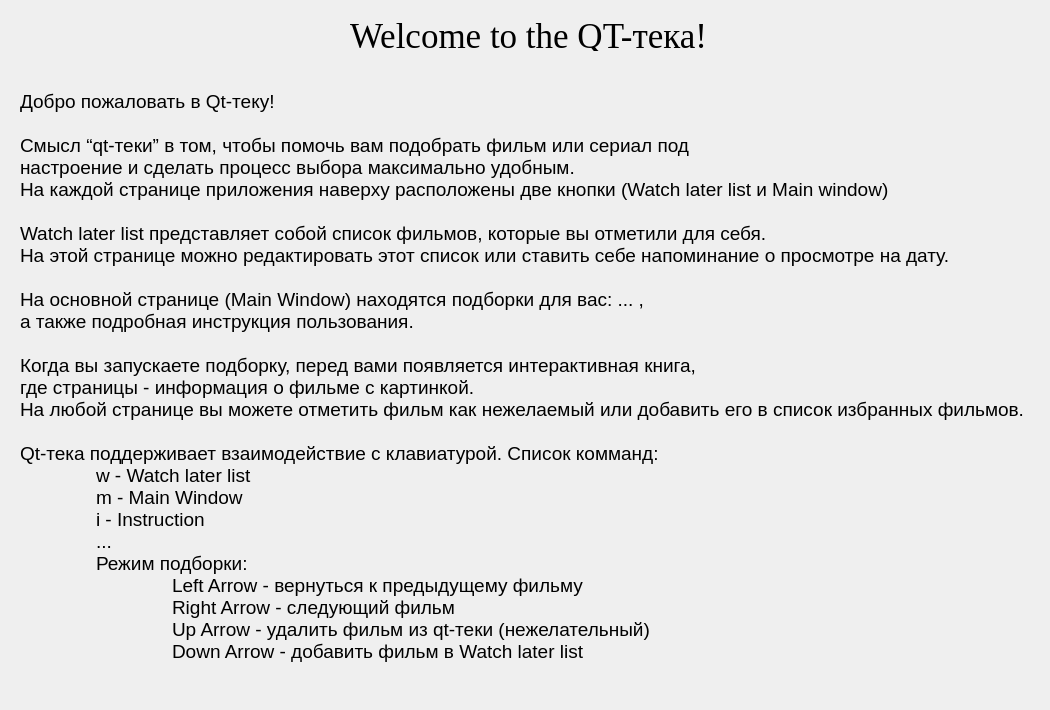
Qt form ui/Read.ui (NLarinov/QTteka) before a commit.
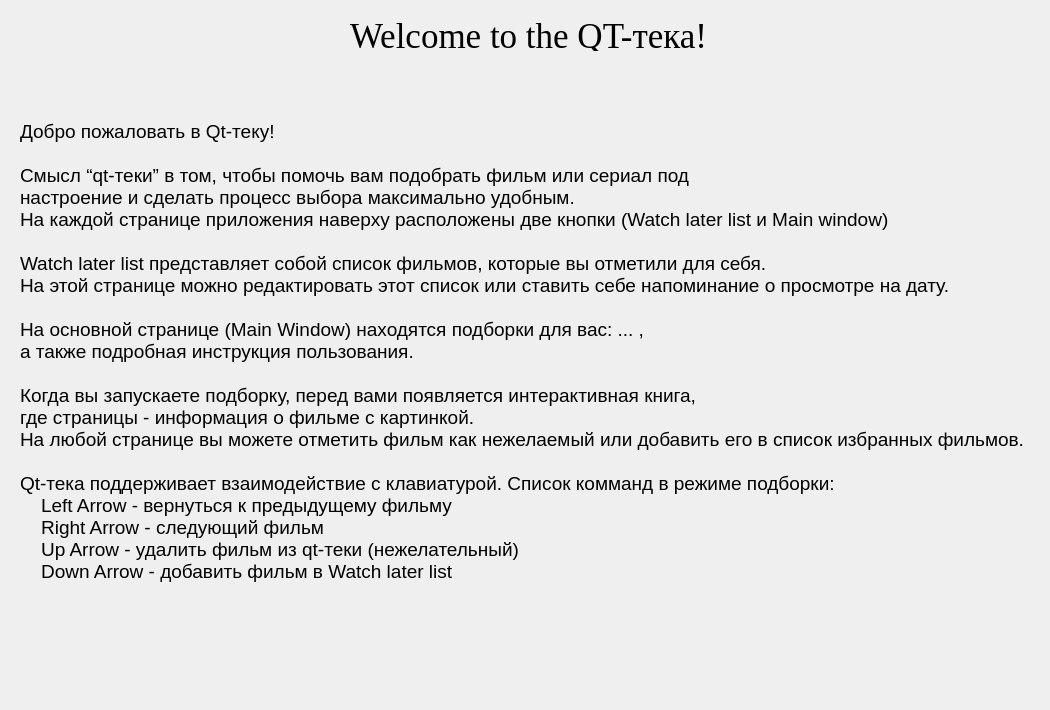
The same form after that commit.

```diff
--- a/ui/Read.ui
+++ b/ui/Read.ui
@@ -41,9 +41,9 @@
    <property name="geometry">
     <rect>
      <x>20</x>
-     <y>90</y>
+     <y>120</y>
      <width>1011</width>
-     <height>601</height>
+     <height>501</height>
     </rect>
    </property>
    <property name="font">
@@ -68,16 +68,11 @@
 где страницы - информация о фильме с картинкой.
 На любой странице вы можете отметить фильм как нежелаемый или добавить его в список избранных фильмов.
 
-Qt-тека поддерживает взаимодействие с клавиатурой. Список комманд:
-	w - Watch later list
-	m - Main Window
-	i - Instruction
-	...
-	Режим подборки:
-		Left Arrow - вернуться к предыдущему фильму
-		Right Arrow - следующий фильм
-		Up Arrow - удалить фильм из qt-теки (нежелательный)
-		Down Arrow - добавить фильм в Watch later list
+Qt-тека поддерживает взаимодействие с клавиатурой. Список комманд в режиме подборки:
+    Left Arrow - вернуться к предыдущему фильму
+    Right Arrow - следующий фильм
+    Up Arrow - удалить фильм из qt-теки (нежелательный)
+    Down Arrow - добавить фильм в Watch later list
 </string>
    </property>
    <property name="alignment">
```
